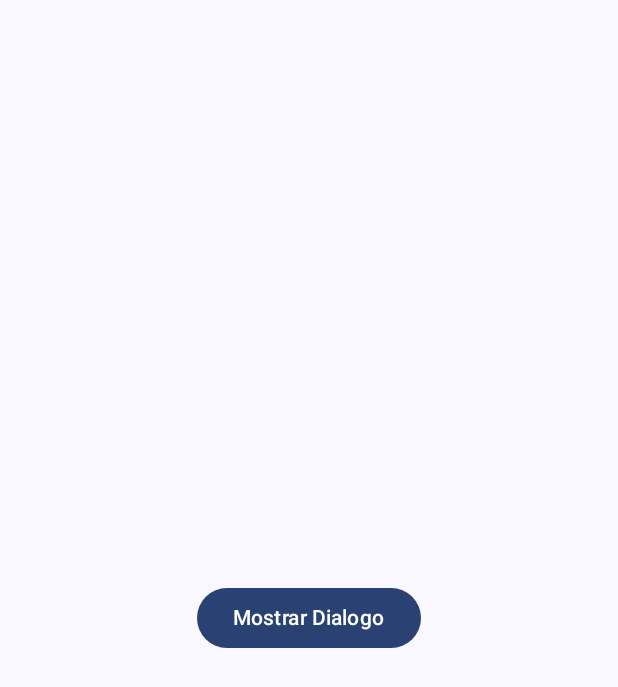
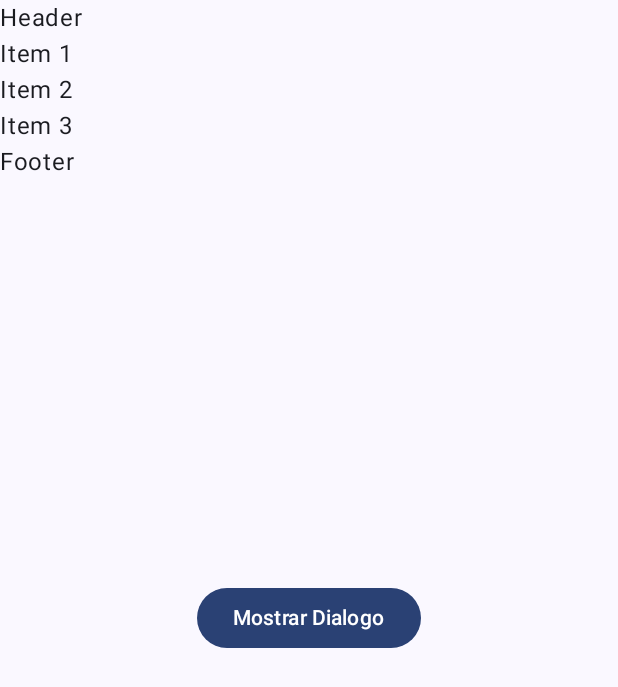
Before and after one commit to icarpio/JetpackComposeBasics, an Android app built with Jetpack Compose: the screen it shows after launch (MainActivity), on a phone screen of 412 x 824 dp. Shown: the top 687 px of the screen. Run offline under Robolectric (Android 15) with nearby library versions, the phone set to English and light mode, and no system bars.

Commit message:
Add SimpleRecyclerView

```diff
--- a/app/src/main/java/com/example/jetpackcomposebasics/MainActivity.kt
+++ b/app/src/main/java/com/example/jetpackcomposebasics/MainActivity.kt
@@ -34,6 +34,9 @@ class MainActivity : ComponentActivity() {
                         modifier = Modifier.fillMaxSize(),
                         contentAlignment = Alignment.Center // Centra el contenido en la caja
                     ) {
+
+                        var show by remember { mutableStateOf(false) }
+                        var selectedOption by remember { mutableStateOf("") }
                         Button(onClick = {show = true}) {
                             Text(text = "Mostrar Dialogo")
                         }
@@ -45,6 +48,7 @@ class MainActivity : ComponentActivity() {
                                 show = false // Cerrar el diálogo
                             })
                     }
+                    SimpleRecyclerView()
                 }
             }
         }
--- /dev/null
+++ b/app/src/main/java/com/example/jetpackcomposebasics/RecyclerView.kt
@@ -0,0 +1,19 @@
+package com.example.jetpackcomposebasics
+
+import androidx.compose.foundation.lazy.LazyColumn
+import androidx.compose.foundation.lazy.LazyRow
+import androidx.compose.foundation.lazy.items
+import androidx.compose.material3.Text
+import androidx.compose.runtime.Composable
+
+@Composable
+fun SimpleRecyclerView(){
+    val myList = listOf("Item 1","Item 2","Item 3")
+    LazyColumn {
+        item{Text(text="Header")}
+        items(myList){
+            Text(text=it)
+        }
+        item{Text(text="Footer")}
+    }
+}
```
Also changed, not shown: app/src/main/java/com/example/jetpackcomposebasics/AlertDialog.kt (+14 -0 lines).
